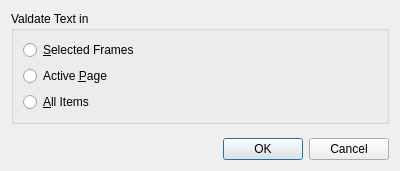
First picture: the form in Scribus/scribus/plugins/textvalidator/tvdialog.ui, repository AlterScribus/ece15, before the edit.
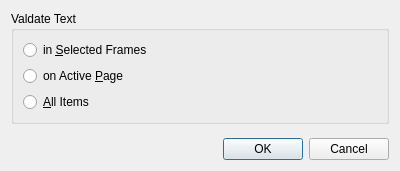
Second picture: the form after the edit.

```diff
--- a/Scribus/scribus/plugins/textvalidator/tvdialog.ui
+++ b/Scribus/scribus/plugins/textvalidator/tvdialog.ui
@@ -14,33 +14,23 @@
    <string>Short Words</string>
   </property>
   <layout class="QGridLayout" name="gridLayout_3">
-   <item row="2" column="0">
-    <widget class="QDialogButtonBox" name="buttonBox">
-     <property name="orientation">
-      <enum>Qt::Horizontal</enum>
-     </property>
-     <property name="standardButtons">
-      <set>QDialogButtonBox::Cancel|QDialogButtonBox::Ok</set>
-     </property>
-    </widget>
-   </item>
    <item row="0" column="0">
     <widget class="QGroupBox" name="buttonGroup">
      <property name="title">
-      <string>Valdate Text in</string>
+      <string>Valdate Text</string>
      </property>
      <layout class="QGridLayout" name="gridLayout">
       <item row="0" column="0">
        <widget class="QRadioButton" name="frameRadio">
         <property name="text">
-         <string>&amp;Selected Frames</string>
+         <string>in &amp;Selected Frames</string>
         </property>
        </widget>
       </item>
       <item row="1" column="0">
        <widget class="QRadioButton" name="pageRadio">
         <property name="text">
-         <string>Active &amp;Page</string>
+         <string>on Active &amp;Page</string>
         </property>
        </widget>
       </item>
@@ -67,6 +57,27 @@
      </property>
     </spacer>
    </item>
+   <item row="3" column="0">
+    <layout class="QHBoxLayout" name="horizontalLayout">
+     <item>
+      <widget class="QLabel" name="Msg">
+       <property name="text">
+        <string/>
+       </property>
+      </widget>
+     </item>
+     <item>
+      <widget class="QDialogButtonBox" name="buttonBox">
+       <property name="orientation">
+        <enum>Qt::Horizontal</enum>
+       </property>
+       <property name="standardButtons">
+        <set>QDialogButtonBox::Cancel|QDialogButtonBox::Ok</set>
+       </property>
+      </widget>
+     </item>
+    </layout>
+   </item>
   </layout>
  </widget>
  <resources/>
```
Left out of the diff: 2 changed lines with no effect on the pictures.
